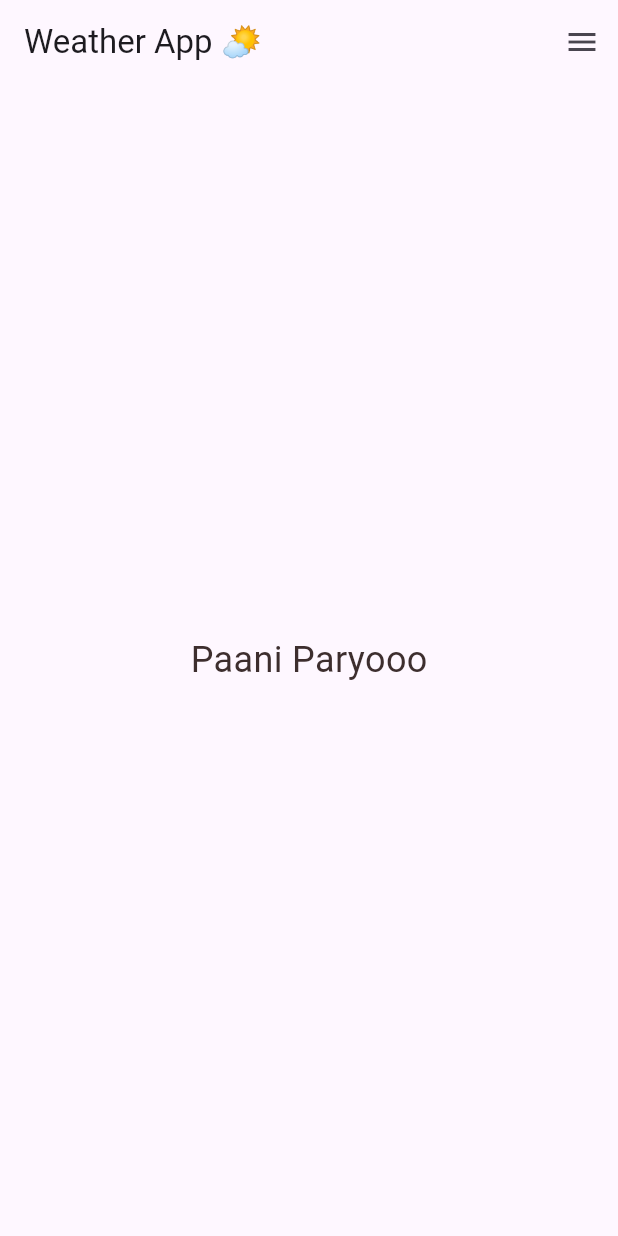
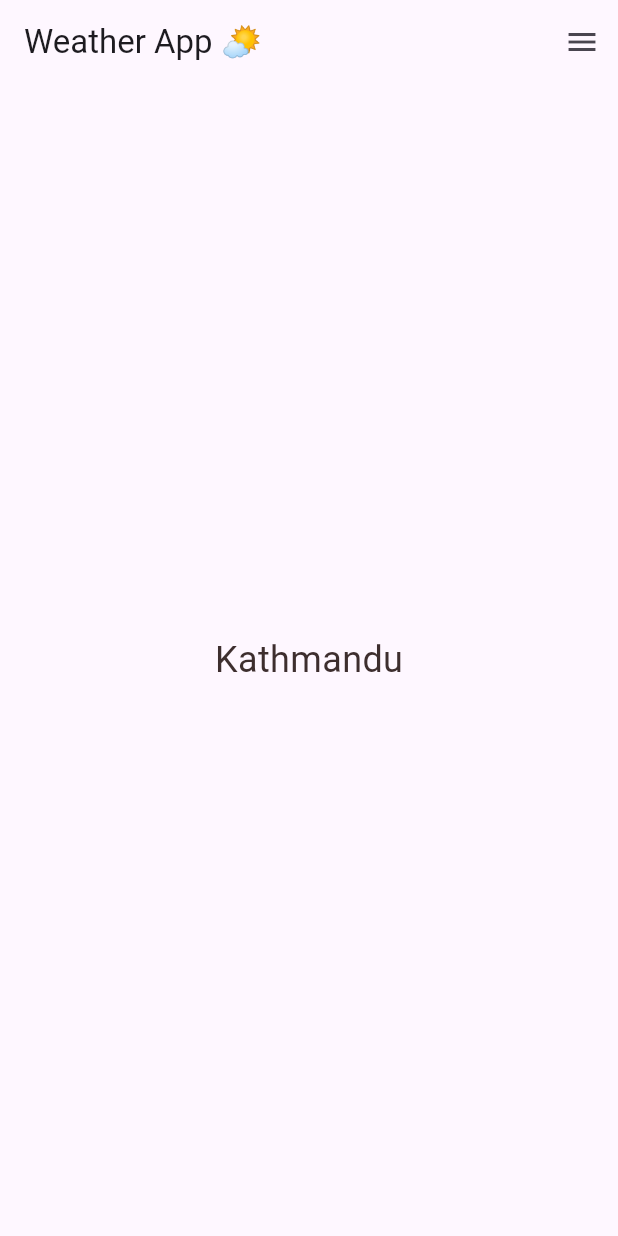
Before and after one commit to sakai-aigga/flutter, a Flutter app: the screen it shows after launch, on a phone screen of 412 x 824 dp. Run offline on Flutter 3.47's test engine with Material 3 defaults, Android fonts, the phone set to English and light mode, and no system bars.

Commit message:
Optimized Some Lines

```diff
--- a/my_app/lib/main.dart
+++ b/my_app/lib/main.dart
@@ -45,7 +45,7 @@ class MyApp extends StatelessWidget {
         ),
         body: const Center(
           child: Text(
-            "Paani Paryooo",
+            "Kathmandu",
             style: TextStyle(
               color: Color.fromARGB(255, 61, 46, 46),
               fontSize: 24,
```
